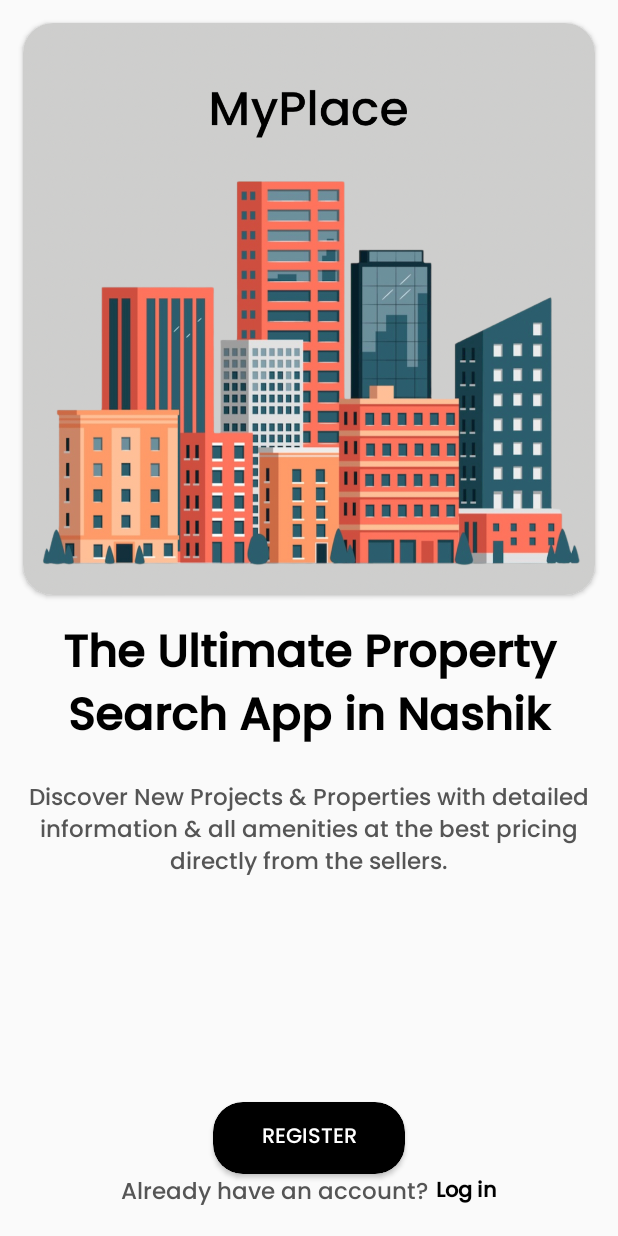
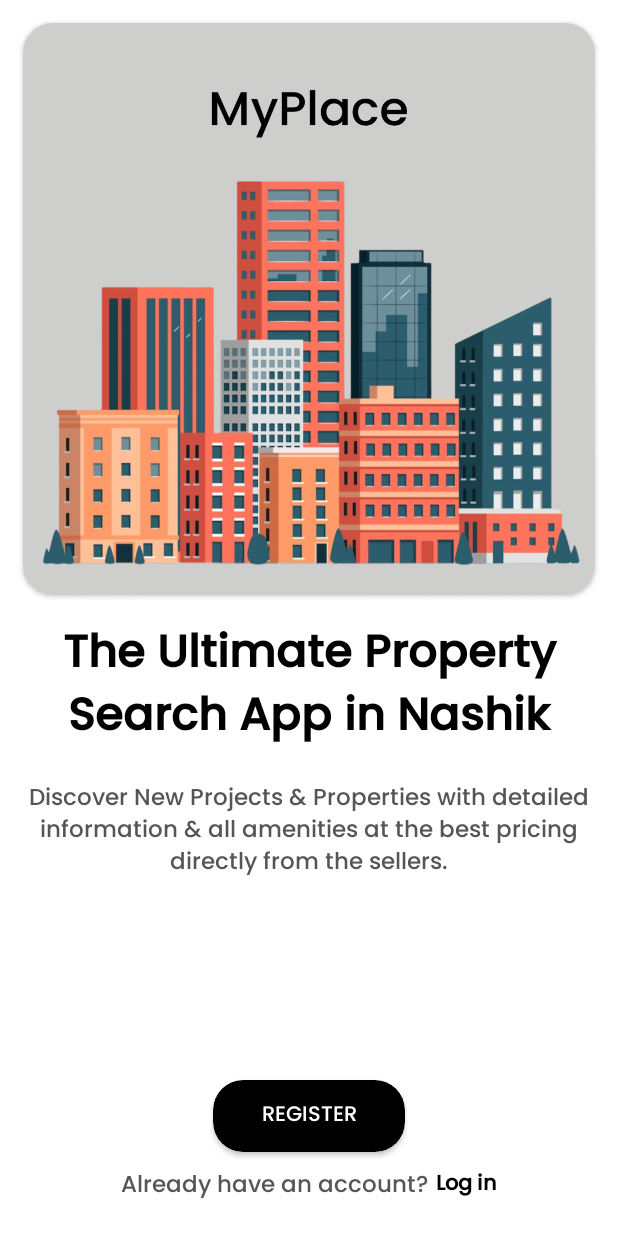
Before and after one commit to tanaykulkarni27/MyPlace, an Android app: the screen it shows after launch (MainActivity), on a phone screen of 412 x 824 dp. Run offline under Robolectric (Android 15) with nearby library versions, the phone set to English and light mode, and no system bars.

Commit message:
Updated app

```diff
--- a/app/src/main/res/layout/activity_main.xml
+++ b/app/src/main/res/layout/activity_main.xml
@@ -4,6 +4,7 @@
     xmlns:tools="http://schemas.android.com/tools"
     android:layout_width="match_parent"
     android:layout_height="match_parent"
+    android:background="@color/white"
     tools:context=".MainActivity">
     <androidx.cardview.widget.CardView
         android:layout_width="match_parent"
@@ -58,7 +59,7 @@
         android:layout_width="match_parent"
         android:layout_height="wrap_content"
         android:gravity="center_horizontal"
-        android:layout_marginBottom="15dp"
+        android:layout_marginBottom="20dp"
         android:layout_alignParentBottom="true"
     >
         <TextView
@@ -88,6 +89,7 @@
         android:layout_above="@+id/lgn"
         android:backgroundTint="@color/black"
         android:layout_centerHorizontal="true"
+        android:layout_marginBottom="15px"
     >
         <Button
             android:layout_width="wrap_content"
```
